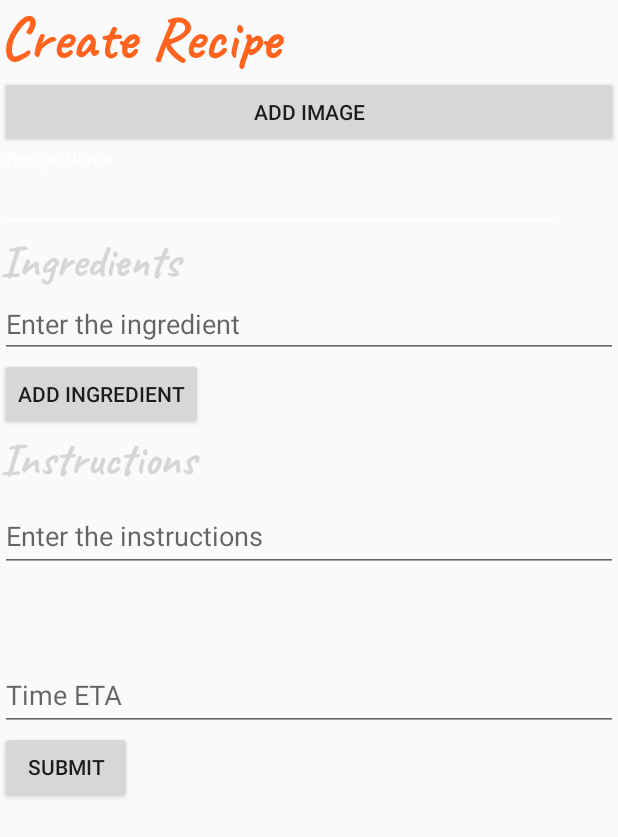
After one commit to vineymar/CSE110_What_sSizzlin, an Android app: the layout fragment_create_recipe.xml on its own in the app's theme, with its tools: preview values and no code run, on a phone screen of 412 x 824 dp. The commit adds this screen. Shown: the top 837 px of the screen. Run offline under Robolectric (Android 15) with nearby library versions, the phone set to English and light mode, and no system bars; Roboto replaces fonts that are not available here.

Commit message:
Added Create Recipe Layout

```diff
--- /dev/null
+++ b/app/src/main/res/layout/fragment_create_recipe.xml
@@ -0,0 +1,109 @@
+<?xml version="1.0" encoding="utf-8"?>
+<FrameLayout xmlns:android="http://schemas.android.com/apk/res/android"
+    xmlns:app="http://schemas.android.com/apk/res-auto"
+    xmlns:tools="http://schemas.android.com/tools"
+    android:layout_width="match_parent"
+    android:layout_height="match_parent"
+    tools:context=".CreateRecipeFragment">
+
+    <ScrollView
+        android:layout_width="match_parent"
+        android:layout_height="match_parent">
+
+        <LinearLayout
+            android:layout_width="match_parent"
+            android:layout_height="wrap_content"
+            android:orientation="vertical">
+
+            <TextView
+                android:id="@+id/text_header"
+                android:layout_width="match_parent"
+                android:layout_height="wrap_content"
+                android:fontFamily="@font/caveat_bold"
+                android:text="Create Recipe"
+                android:textColor="@color/colorApp"
+                android:textSize="40sp" />
+
+            <Button
+                android:id="@+id/button_addImage"
+                android:layout_width="match_parent"
+                android:layout_height="wrap_content"
+                android:text="Add Image" />
+
+            <android.support.design.widget.TextInputLayout
+                android:layout_width="374dp"
+                android:layout_height="wrap_content">
+
+                <android.support.design.widget.TextInputEditText
+                    android:layout_width="match_parent"
+                    android:layout_height="wrap_content"
+                    android:hint="Recipe Name" />
+            </android.support.design.widget.TextInputLayout>
+
+            <TextView
+                android:id="@+id/text_ingredients"
+                android:layout_width="match_parent"
+                android:layout_height="wrap_content"
+                android:fontFamily="@font/caveat_bold"
+                android:text="Ingredients"
+                android:textColor="@color/bodyTextColor"
+                android:textSize="30sp" />
+
+            <LinearLayout xmlns:android="http://schemas.android.com/apk/res/android"
+                android:id="@+id/linearLayout_ing"
+                android:layout_width="fill_parent"
+                android:layout_height="fill_parent"
+                android:orientation="vertical">
+
+                <EditText
+                    android:id="@+id/editText_ingredient"
+                    android:layout_width="fill_parent"
+                    android:layout_height="wrap_content"
+                    android:hint="Enter the ingredient" />
+
+                <Button
+                    android:id="@+id/button_ing"
+                    android:layout_width="wrap_content"
+                    android:layout_height="wrap_content"
+                    android:text="Add Ingredient" />
+
+            </LinearLayout>
+
+            <TextView
+                android:id="@+id/text_instructions"
+                android:layout_width="match_parent"
+                android:layout_height="wrap_content"
+                android:fontFamily="@font/caveat_bold"
+                android:text="Instructions"
+                android:textColor="@color/bodyTextColor"
+                android:textSize="30sp" />
+
+            <android.support.design.widget.TextInputLayout
+                android:layout_width="match_parent"
+                android:layout_height="106dp">
+
+                <android.support.design.widget.TextInputEditText
+                    android:layout_width="match_parent"
+                    android:layout_height="wrap_content"
+                    android:hint="Enter the instructions" />
+            </android.support.design.widget.TextInputLayout>
+
+            <android.support.design.widget.TextInputLayout
+                android:layout_width="match_parent"
+                android:layout_height="match_parent">
+
+                <android.support.design.widget.TextInputEditText
+                    android:layout_width="match_parent"
+                    android:layout_height="wrap_content"
+                    android:hint="Time ETA" />
+            </android.support.design.widget.TextInputLayout>
+
+            <Button
+                android:id="@+id/button2"
+                android:layout_width="wrap_content"
+                android:layout_height="wrap_content"
+                android:text="@string/submit" />
+        </LinearLayout>
+    </ScrollView>
+
+</FrameLayout>
--- a/app/src/main/res/values/strings.xml
+++ b/app/src/main/res/values/strings.xml
@@ -21,6 +21,8 @@
 
     <!-- TODO: Remove or change this placeholder text -->
     <string name="hello_blank_fragment">Hello blank fragment</string>
+    <string name="submit">Submit</string>
+    <string name="create_recipe">Create Recipe</string>
 
 
 </resources>
```
Also changed, not shown: app/src/main/java/com/example/whatssizzlin/CreateRecipeFragment.java (added, +174 -0 lines), app/src/main/java/com/example/whatssizzlin/PreferenceFragment.java (+17 -0 lines), app/src/main/res/layout/fragment_preference.xml (+11 -3 lines).
